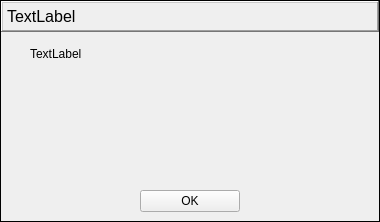
Before: the Qt Designer form ui/message_dialog.ui in TheCodingJsoftware/Invigo, drawn with Qt 5.
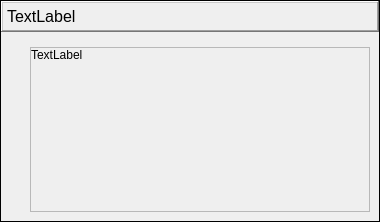
After: the same form once the commit is applied.

```diff
--- a/ui/message_dialog.ui
+++ b/ui/message_dialog.ui
@@ -98,7 +98,7 @@
          <number>9</number>
         </property>
         <item>
-         <layout class="QHBoxLayout" name="horizontalLayout_4" stretch="0,1">
+         <layout class="QHBoxLayout" name="horizontalLayout_4" stretch="0,0">
           <item>
            <layout class="QVBoxLayout" name="verticalLayout_2">
             <property name="spacing">
@@ -127,42 +127,53 @@
            </layout>
           </item>
           <item>
-           <widget class="QLabel" name="lblMessage">
-            <property name="text">
-             <string>TextLabel</string>
+           <widget class="QScrollArea" name="scrollArea">
+            <property name="widgetResizable">
+             <bool>true</bool>
             </property>
-            <property name="alignment">
-             <set>Qt::AlignLeading|Qt::AlignLeft|Qt::AlignTop</set>
-            </property>
+            <widget class="QWidget" name="scrollAreaWidgetContents">
+             <property name="geometry">
+              <rect>
+               <x>0</x>
+               <y>0</y>
+               <width>328</width>
+               <height>153</height>
+              </rect>
+             </property>
+             <layout class="QVBoxLayout" name="verticalLayout_4">
+              <property name="spacing">
+               <number>0</number>
+              </property>
+              <property name="leftMargin">
+               <number>0</number>
+              </property>
+              <property name="topMargin">
+               <number>0</number>
+              </property>
+              <property name="rightMargin">
+               <number>0</number>
+              </property>
+              <property name="bottomMargin">
+               <number>0</number>
+              </property>
+              <item>
+               <widget class="QLabel" name="lblMessage">
+                <property name="text">
+                 <string>TextLabel</string>
+                </property>
+                <property name="alignment">
+                 <set>Qt::AlignLeading|Qt::AlignLeft|Qt::AlignTop</set>
+                </property>
+               </widget>
+              </item>
+             </layout>
+            </widget>
            </widget>
           </item>
          </layout>
         </item>
         <item>
-         <layout class="QHBoxLayout" name="horizontalLayout_5">
-          <item>
-           <widget class="QPushButton" name="btnClose">
-            <property name="sizePolicy">
-             <sizepolicy hsizetype="Minimum" vsizetype="Fixed">
-              <horstretch>0</horstretch>
-              <verstretch>0</verstretch>
-             </sizepolicy>
-            </property>
-            <property name="maximumSize">
-             <size>
-              <width>100</width>
-              <height>16777215</height>
-             </size>
-            </property>
-            <property name="text">
-             <string>OK</string>
-            </property>
-            <property name="checkable">
-             <bool>false</bool>
-            </property>
-           </widget>
-          </item>
-         </layout>
+         <layout class="QHBoxLayout" name="buttonsLayout"/>
         </item>
        </layout>
       </item>
```
